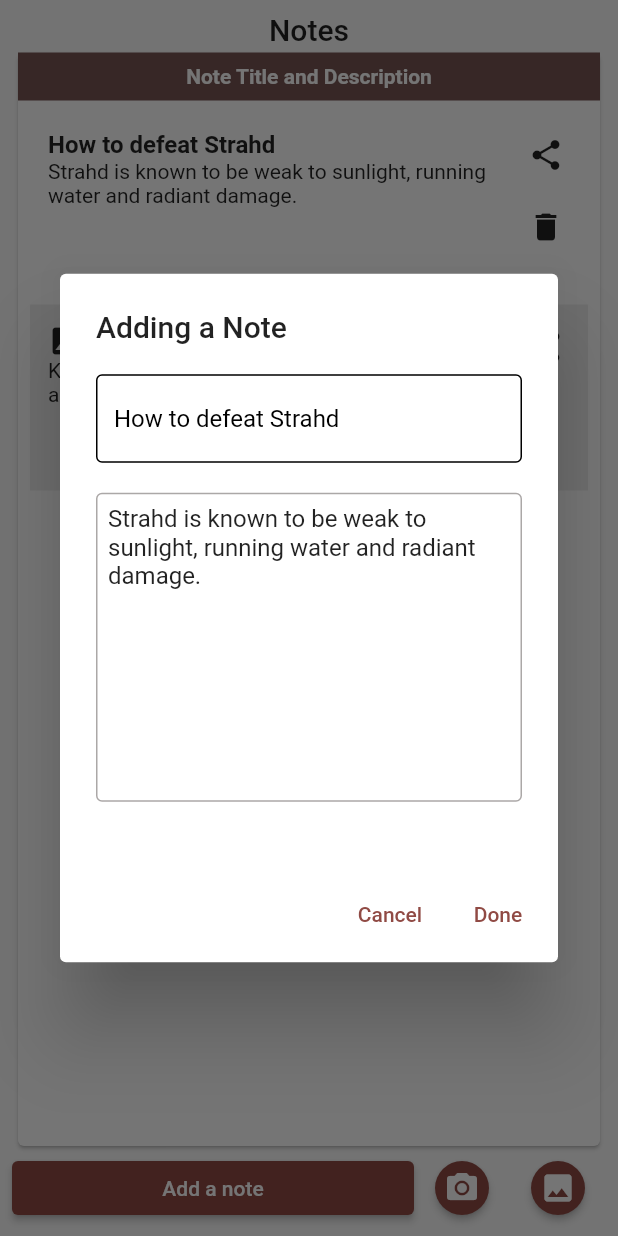
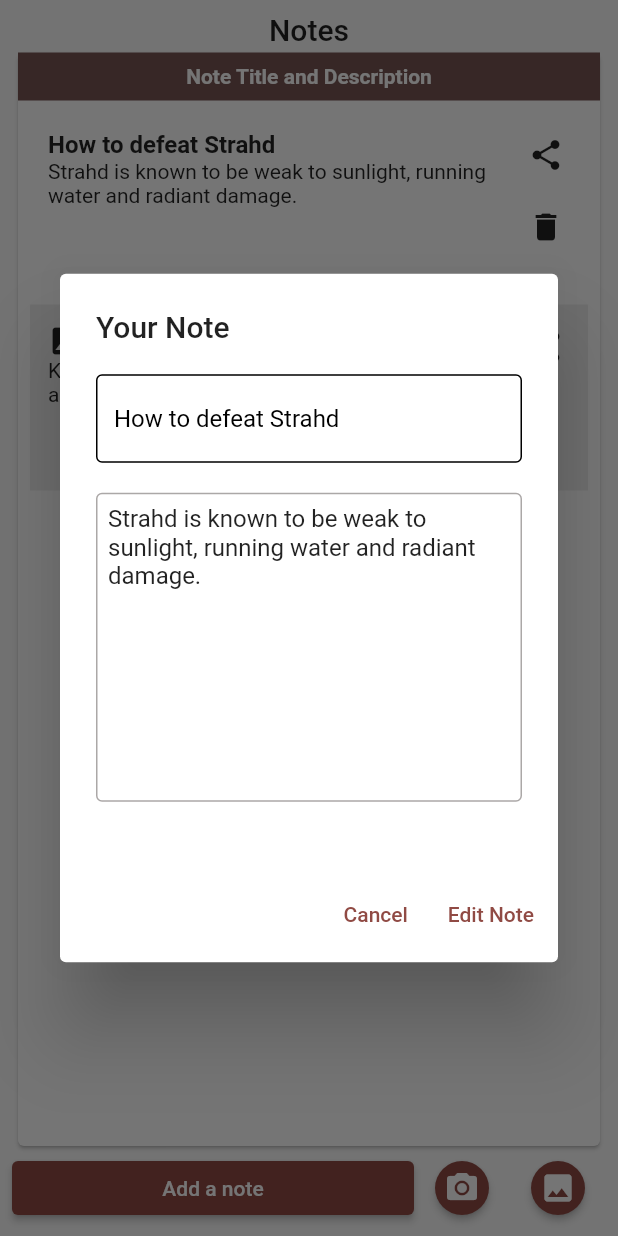
Before and after one commit to Oscarrr00/CharacterKeeper, a Flutter app: the NotePage widget shown alone on an empty page, opened directly, after a tap on "How to defeat Strahd", on a phone screen of 412 x 824 dp. Run offline on Flutter 3.47's test engine with Material 2 defaults, Android fonts, the phone set to English and light mode, and no system bars; our stand-ins replace cloud_firestore, firebase_auth, firebase_core, firebase_storage, image_picker and 1 more; missing offline and left inert: dart:ffi; accounts and stored records are empty; network calls fail.

Commit message:
Remove Image from Storage and Update Note

```diff
--- a/character_keeper/lib/pages/note_page.dart
+++ b/character_keeper/lib/pages/note_page.dart
@@ -15,12 +15,14 @@ class NotePage extends StatelessWidget {
     dynamic textNote = TextEditingController();
     String imageToAddPath = "";
     String imagePath = "";
+    int currentIndex = 0;
 
     List notes = context.watch<Character_Provide>().currentCharacter.notes;
 
     Future<void> _showDialogAddNote() async {
       return showDialog<void>(
         context: context,
+
         barrierDismissible: false,
         builder: (BuildContext context) {
           return AlertDialog(
@@ -87,13 +89,84 @@ class NotePage extends StatelessWidget {
       );
     }
 
+    Future<void> _showDialogNote() async {
+      return showDialog<void>(
+        context: context,
+
+        barrierDismissible: false,
+        builder: (BuildContext context) {
+          return AlertDialog(
+            title: const Text('Your Note'),
+            content: SingleChildScrollView(
+              child: ListBody(
+                children: <Widget>[
+                  TextField(
+                      style: TextStyle(color: Colors.black),
+                      controller: titleNote,
+                      decoration: InputDecoration(
+                          enabledBorder: OutlineInputBorder(
+                            borderSide:
+                                BorderSide(width: 1, color: Colors.black),
+                          ),
+                          hintText: "Title of the note",
+                          hintStyle: TextStyle(color: Colors.black),
+                          focusedBorder: OutlineInputBorder(
+                            borderSide:
+                                BorderSide(width: 2, color: Colors.black),
+                          ))),
+                  SizedBox(height: 20),
+                  Expanded(
+                    child: TextField(
+                        decoration: InputDecoration(
+                          hintText: "Write your note here",
+                          contentPadding: EdgeInsets.all(8.0),
+                          border: OutlineInputBorder(),
+                        ),
+                        maxLines: 10,
+                        controller: textNote),
+                  ),
+                  imagePath == ""
+                      ? Text("")
+                      : Container(
+                          child: Image.network(imagePath),
+                        )
+                ],
+              ),
+            ),
+            actions: <Widget>[
+              TextButton(
+                child: const Text('Cancel'),
+                onPressed: () {
+                  titleNote.text = "";
+                  textNote.text = "";
+                  Navigator.of(context).pop();
+                },
+              ),
+              TextButton(
+                child: const Text('Edit Note'),
+                onPressed: () {
+                  context
+                      .read<Character_Provide>()
+                      .updateNote(currentIndex, titleNote.text, textNote.text);
+                  titleNote.text = "";
+                  textNote.text = "";
+                  Navigator.of(context).pop();
+                },
+              ),
+            ],
+          );
+        },
+      );
+    }
+
     Future<void> _showDialogNoteWithInitialValues(String initialTitle,
-        String initialDescription, String initialImage) async {
+        String initialDescription, String initialImage, int index) async {
       titleNote.text = initialTitle;
       textNote.text = initialDescription;
       imagePath = initialImage;
+      currentIndex = index;
 
-      await _showDialogAddNote();
+      await _showDialogNote();
 
       imagePath = "";
     }
@@ -209,7 +282,8 @@ class NotePage extends StatelessWidget {
                                                 await _showDialogNoteWithInitialValues(
                                                     notes[index].title,
                                                     notes[index].description,
-                                                    notes[index].image);
+                                                    notes[index].image,
+                                                    index);
                                               },
                                             ),
                                           ),
```
Also changed, not shown: character_keeper/lib/providers/character_provider.dart (+68 -0 lines).
